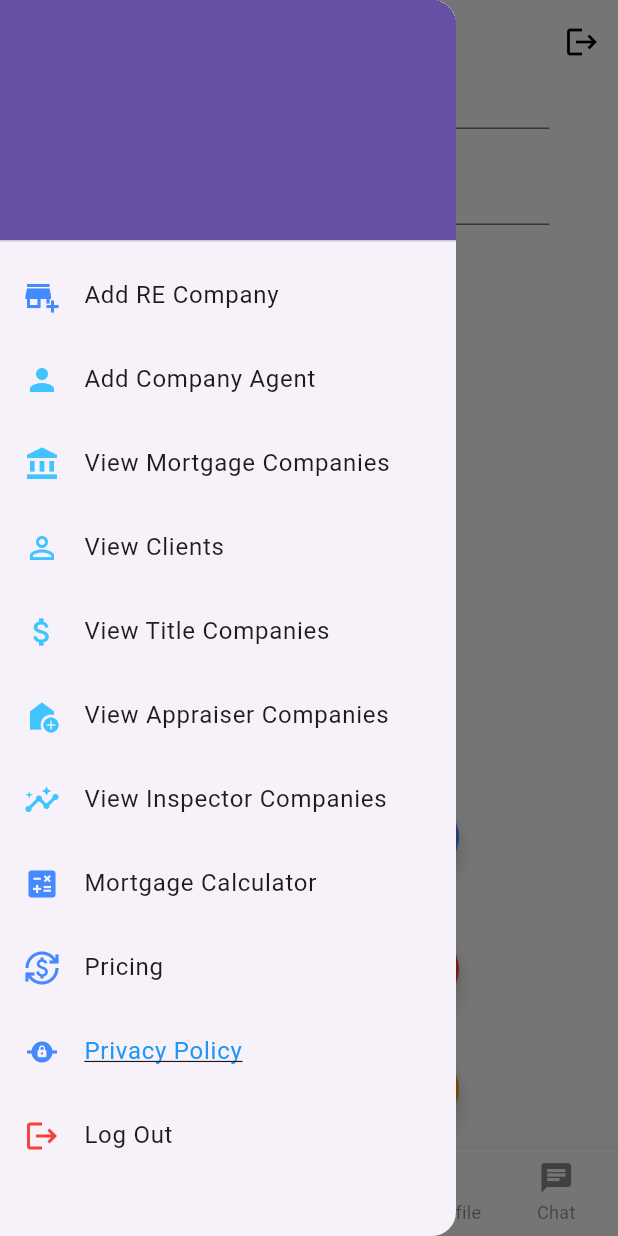
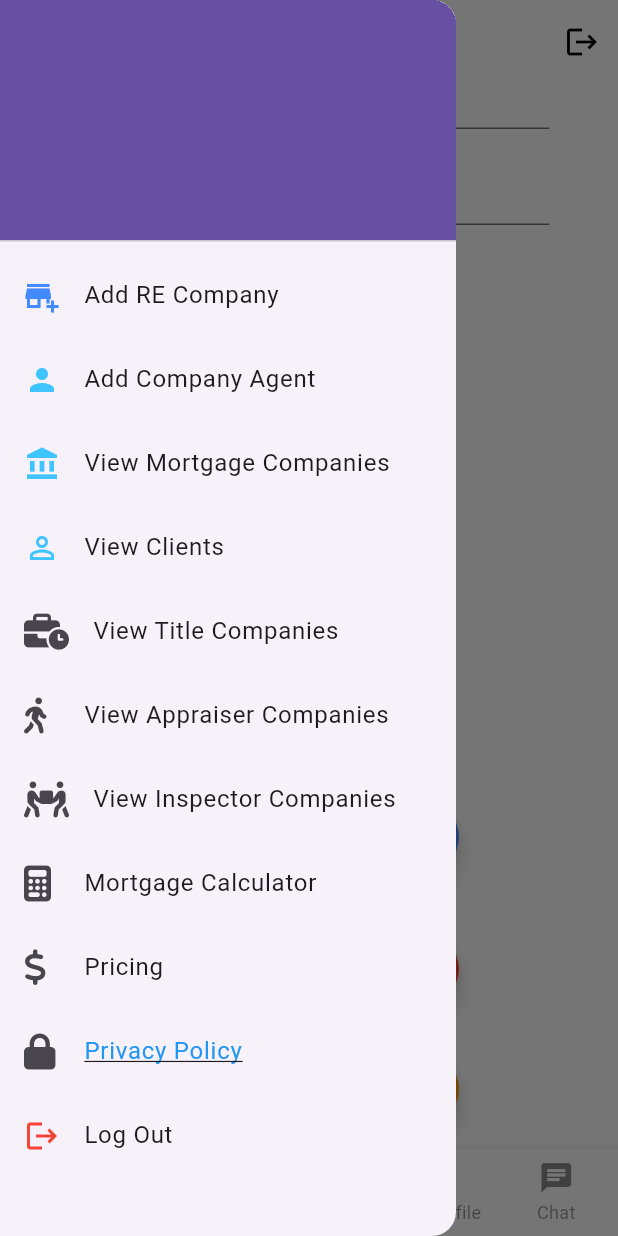
Before and after one commit to nathan-kane/deal_diligence, a Flutter app: the MainScreen screen opened directly, item 2 of the bottom bar chosen, with the side drawer open, on a phone screen of 412 x 824 dp. Run offline on Flutter 3.47's test engine with Material 3 defaults, Android fonts, the phone set to English and light mode, and no system bars; our stand-ins replace cloud_firestore, dartz, equatable, firebase_auth, firebase_core, flutter_credit_card and 13 more; missing offline and left inert: add_2_calendar, flutter_stripe, googleapis; accounts and stored records are empty.

Commit message:
Made small cosmetic changes

```diff
--- a/lib/screens/main_screen.dart
+++ b/lib/screens/main_screen.dart
@@ -14,6 +14,7 @@ import 'package:deal_diligence/screens/list_of_mortgage_companies.dart';
 import 'package:deal_diligence/screens/list_of_title_companies.dart';
 import 'package:deal_diligence/screens/login_screen.dart';
 import 'package:deal_diligence/screens/mortgage_calculator.dart';
+import 'package:font_awesome_flutter/font_awesome_flutter.dart';
 import 'package:url_launcher/url_launcher.dart';
 import 'package:deal_diligence/screens/privacy_policy_screen.dart';
 //import 'package:deal_diligence/screens/property_webview_screen.dart';
@@ -106,13 +107,13 @@ class MainScreenState extends ConsumerState<MainScreen> {
           }
         },
         items: const [
-          BottomNavigationBarItem(icon: Icon(Icons.home), label: "Home"),
+          BottomNavigationBarItem(icon: FaIcon(FontAwesomeIcons.house), label: "Home"),
           BottomNavigationBarItem(
-              icon: Icon(Icons.add_business_outlined), label: "Trxn"),
+              icon: FaIcon(FontAwesomeIcons.fileInvoiceDollar), label: "Trxn"),
           BottomNavigationBarItem(
-              icon: Icon(Icons.calendar_today), label: "Calendar"),
+              icon: FaIcon(FontAwesomeIcons.calendar), label: "Calendar"),
           BottomNavigationBarItem(
-              icon: Icon(Icons.people), label: "User Profile"),
+              icon: FaIcon(FontAwesomeIcons.person), label: "User Profile"),
           BottomNavigationBarItem(icon: Icon(Icons.chat), label: 'Chat'),
         ],
       ),
@@ -216,10 +217,7 @@ class SideDrawer extends StatelessWidget {
                 },
               ),
               ListTile(
-                leading: const Icon(
-                  Icons.attach_money,
-                  color: Colors.lightBlueAccent,
-                ),
+                leading: const FaIcon(FontAwesomeIcons.businessTime),
                 title: const Text('View Title Companies'),
                 onTap: () {
                   Navigator.pop(context);
@@ -239,10 +237,7 @@ class SideDrawer extends StatelessWidget {
                 },
               ),
               ListTile(
-                leading: const Icon(
-                  Icons.add_home,
-                  color: Colors.lightBlueAccent,
-                ),
+                leading: const FaIcon(FontAwesomeIcons.personWalking),
                 title: const Text('View Appraiser Companies'),
                 onTap: () {
                   Navigator.pop(context);
@@ -259,10 +254,7 @@ class SideDrawer extends StatelessWidget {
                 },
               ),
               ListTile(
-                leading: const Icon(
-                  Icons.insights_sharp,
-                  color: Colors.lightBlueAccent,
-                ),
+                leading: const FaIcon(FontAwesomeIcons.peopleCarryBox),
                 title: const Text('View Inspector Companies'),
                 onTap: () {
                   Navigator.pop(context);
@@ -279,10 +271,7 @@ class SideDrawer extends StatelessWidget {
                 },
               ),
               ListTile(
-                leading: const Icon(
-                  Icons.calculate,
-                  color: Colors.blueAccent,
-                ),
+                leading: const FaIcon(FontAwesomeIcons.calculator),
                 title: const Text('Mortgage Calculator'),
                 onTap: () {
                   Navigator.pop(context);
@@ -294,10 +283,7 @@ class SideDrawer extends StatelessWidget {
                 },
               ),
               ListTile(
-                leading: const Icon(
-                  Icons.currency_exchange,
-                  color: Colors.blueAccent,
-                ),
+                leading: const FaIcon(FontAwesomeIcons.dollarSign),
                 title: const Text('Pricing'),
                 onTap: () {
                   Navigator.pop(context);
@@ -309,10 +295,7 @@ class SideDrawer extends StatelessWidget {
                 },
               ),
               ListTile(
-                leading: const Icon(
-                  Icons.private_connectivity,
-                  color: Colors.blueAccent,
-                ),
+                leading: const FaIcon(FontAwesomeIcons.lock),
                 title: const Text(
                   'Privacy Policy',
                   style: TextStyle(
--- a/lib/screens/transaction_detail_screen.dart
+++ b/lib/screens/transaction_detail_screen.dart
@@ -913,7 +913,7 @@ class _TransactionDetailScreenState
             padding: EdgeInsets.symmetric(horizontal: 40.sp),
             child: Column(
               children: <Widget>[
-                const Text('Transaction Details',),
+                Text('Transaction Details', style: TextStyle(fontSize: 25.sp, fontWeight: FontWeight.bold,)),
                 SizedBox(
                   height: 30.sp,
                 ),
--- a/pubspec.yaml
+++ b/pubspec.yaml
@@ -69,6 +69,7 @@ dependencies:
   equatable:
   fluttertoast:
   flutter_screenutil: ^5.9.3
+  font_awesome_flutter: ^10.7.0
 
 dev_dependencies:
   flutter_test:
```
Also changed, not shown: pubspec.lock.
